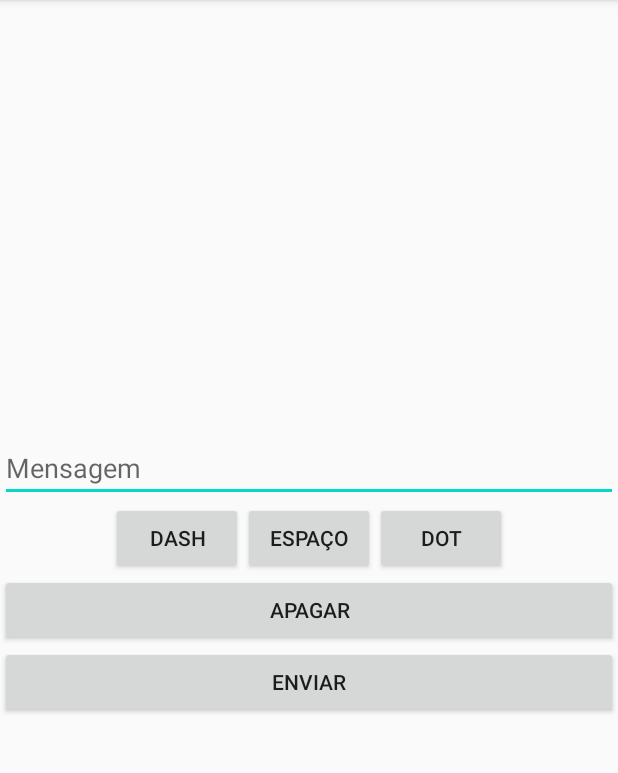
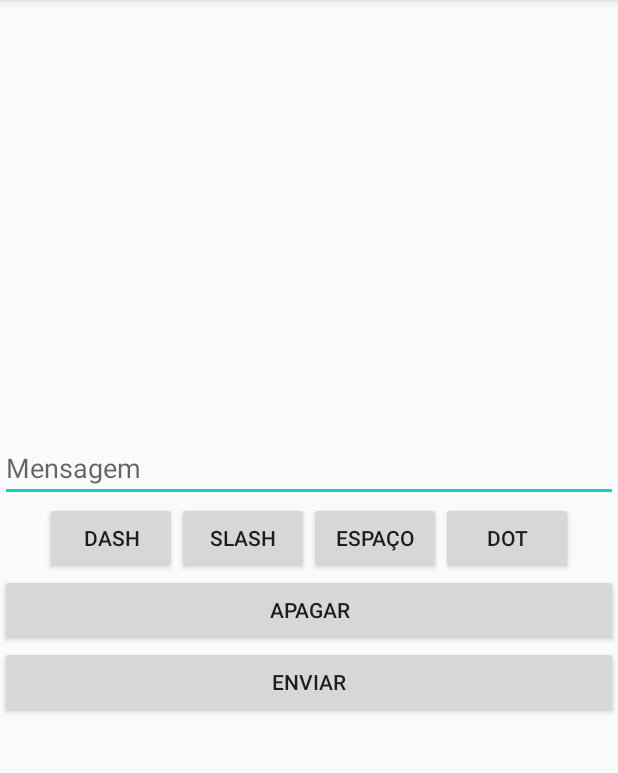
Before and after one commit to luizfelipelazzaron/desagil-projeto1, an Android app: the NewMessage screen opened directly, with no data from a screen before it, on a phone screen of 412 x 824 dp, the part 84-857 px from its top. Run offline under Robolectric (Android 15) with nearby library versions, the phone set to English and light mode, and no system bars.

Commit message:
botão slash

```diff
--- a/app/src/main/java/br/pro/hashi/ensino/desagil/projeto1/SendMessage.java
+++ b/app/src/main/java/br/pro/hashi/ensino/desagil/projeto1/SendMessage.java
@@ -11,4 +11,5 @@
         super.onCreate(savedInstanceState);
         setContentView(R.layout.activity_send_message);
     }
+
 }
--- a/app/src/main/res/layout/activity_new_message.xml
+++ b/app/src/main/res/layout/activity_new_message.xml
@@ -9,7 +9,7 @@
     android:layout_gravity="center_vertical"
     android:columnCount="1"
     android:rowCount="3"
-    tools:context=".DefinedMessagesActivity">
+    tools:context=".NewMessage">
 
     <EditText
         android:id="@+id/text_phone"
@@ -26,11 +26,19 @@
         android:orientation="horizontal"
         android:layout_gravity="center_horizontal"
         tools:context=".MainActivity">
+
         <Button
             android:id="@+id/dash"
             android:layout_width="match_parent"
             android:layout_height="wrap_content"
             android:text="dash" />
+
+
+        <Button
+            android:id="@+id/slash"
+            android:layout_width="match_parent"
+            android:layout_height="wrap_content"
+            android:text="slash" />
 
         <Button
             android:id="@+id/space"
@@ -43,6 +51,8 @@
             android:layout_width="match_parent"
             android:layout_height="wrap_content"
             android:text="dot" />
+
+
     </LinearLayout>
 
 
--- a/app/src/main/res/layout/activity_send_message.xml
+++ b/app/src/main/res/layout/activity_send_message.xml
@@ -6,7 +6,7 @@
     android:layout_height="match_parent"
     android:columnCount="1"
     android:rowCount="3"
-    tools:context=".DefinedMessagesActivity">
+    tools:context=".SendMessage">
 
 
     <EditText
```
